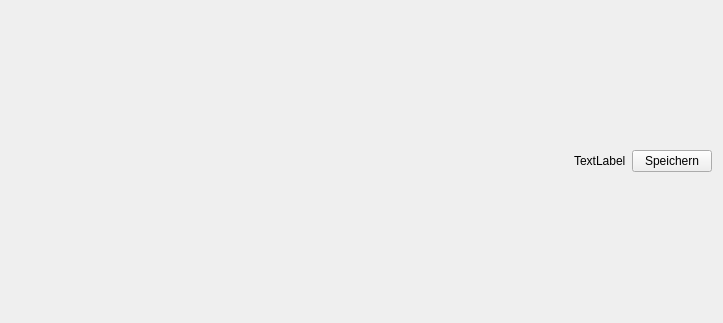
b-lack/qgis-fim-plugin, file lfb_regeneration_wildlife_impact/gui/form/saveBar.ui: the form before one commit.
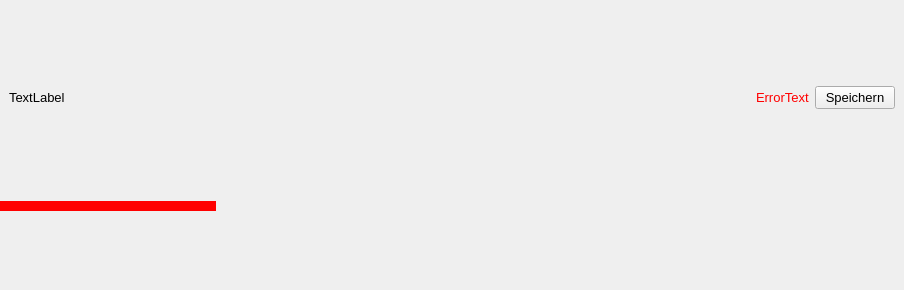
The form after the commit.

Patch:
```diff
--- a/lfb_regeneration_wildlife_impact/gui/form/saveBar.ui
+++ b/lfb_regeneration_wildlife_impact/gui/form/saveBar.ui
@@ -6,18 +6,59 @@
    <rect>
     <x>0</x>
     <y>0</y>
-    <width>723</width>
-    <height>323</height>
+    <width>904</width>
+    <height>290</height>
    </rect>
   </property>
   <property name="windowTitle">
    <string>Form</string>
   </property>
   <layout class="QGridLayout" name="gridLayout">
+   <property name="leftMargin">
+    <number>0</number>
+   </property>
+   <property name="topMargin">
+    <number>0</number>
+   </property>
+   <property name="rightMargin">
+    <number>0</number>
+   </property>
+   <property name="bottomMargin">
+    <number>0</number>
+   </property>
    <item row="0" column="0">
     <layout class="QHBoxLayout" name="horizontalLayout">
+     <property name="leftMargin">
+      <number>9</number>
+     </property>
+     <property name="topMargin">
+      <number>9</number>
+     </property>
+     <property name="rightMargin">
+      <number>9</number>
+     </property>
+     <property name="bottomMargin">
+      <number>9</number>
+     </property>
+     <item>
+      <widget class="QLabel" name="lfbProcessInfo">
+       <property name="font">
+        <font>
+         <pointsize>10</pointsize>
+        </font>
+       </property>
+       <property name="text">
+        <string>TextLabel</string>
+       </property>
+      </widget>
+     </item>
      <item>
       <spacer name="horizontalSpacer">
+       <property name="font">
+        <font>
+         <pointsize>10</pointsize>
+        </font>
+       </property>
        <property name="orientation">
         <enum>Qt::Horizontal</enum>
        </property>
@@ -31,13 +72,26 @@
      </item>
      <item>
       <widget class="QLabel" name="lfbErrorStateLabel">
+       <property name="font">
+        <font>
+         <pointsize>10</pointsize>
+        </font>
+       </property>
+       <property name="styleSheet">
+        <string notr="true">color: red;</string>
+       </property>
        <property name="text">
-        <string>TextLabel</string>
+        <string>ErrorText</string>
        </property>
       </widget>
      </item>
      <item>
       <widget class="QPushButton" name="lfbSaveBtn">
+       <property name="font">
+        <font>
+         <pointsize>10</pointsize>
+        </font>
+       </property>
        <property name="text">
         <string>Speichern</string>
        </property>
@@ -45,6 +99,32 @@
      </item>
     </layout>
    </item>
+   <item row="1" column="0">
+    <widget class="QProgressBar" name="lfbProgressBar">
+     <property name="font">
+      <font>
+       <pointsize>1</pointsize>
+      </font>
+     </property>
+     <property name="autoFillBackground">
+      <bool>false</bool>
+     </property>
+     <property name="styleSheet">
+      <string notr="true">QProgressBar::chunk{
+	background-color: red;
+	
+}
+QProgressBar{
+	color:transparent;
+	background-color: transparent;
+	border:none;
+}</string>
+     </property>
+     <property name="value">
+      <number>24</number>
+     </property>
+    </widget>
+   </item>
   </layout>
  </widget>
  <resources/>
```
